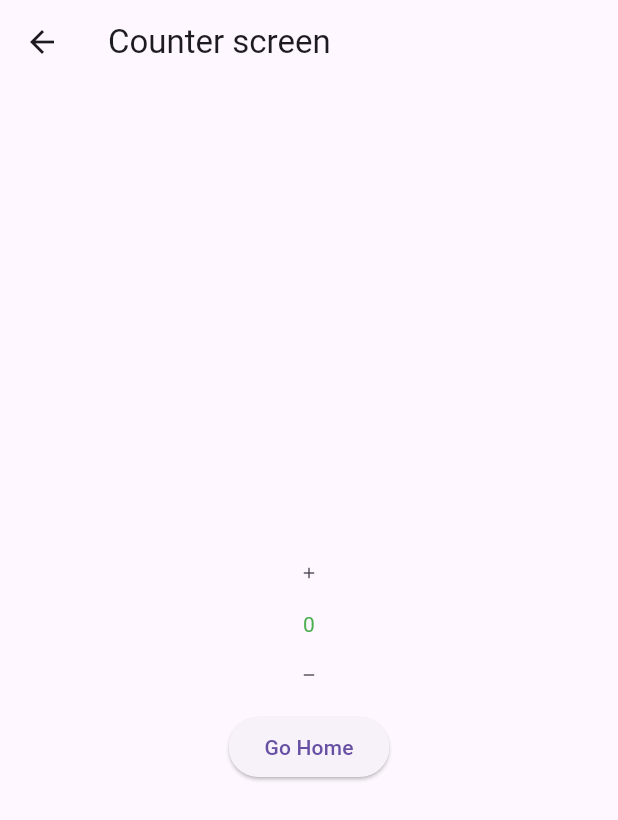
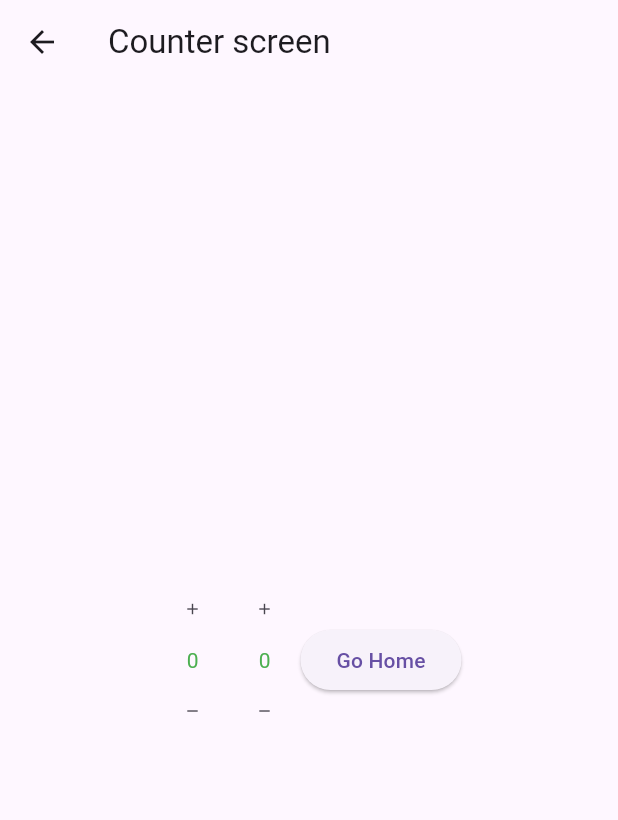
Before and after one commit to redaktorscha/flutter_test_provider_orig, a Flutter app: the CounterScreen screen opened directly, on a phone screen of 412 x 824 dp. Shown: the top 820 px of the screen. Run offline on Flutter 3.47's test engine with Material 3 defaults, Android fonts, the phone set to English and light mode, and no system bars; accounts and stored records are empty.

Commit message:
fix counter (2 counters, same model)

```diff
--- a/lib/screens/counter.dart
+++ b/lib/screens/counter.dart
@@ -12,20 +12,32 @@ class CounterScreen extends StatelessWidget {
         title: const Text('Counter screen'),
       ),
       body: Center(
-        child: Column(
+          child: Row(
+        mainAxisAlignment: MainAxisAlignment.center,
+        children: [
+          const Column(
             mainAxisAlignment: MainAxisAlignment.center,
             children: <Widget>[
-            const IncrementButton(),
-            const CounterView(),
-            const DecrementButton(),
+              IncrementButton(),
+              CounterView(),
+              DecrementButton(),
+            ],
+          ),
+          const Column(
+            mainAxisAlignment: MainAxisAlignment.center,
+            children: <Widget>[
+              IncrementButton(),
+              CounterView(),
+              DecrementButton(),
+            ],
+          ),
           ElevatedButton(
               onPressed: () {
                 Navigator.pop(context);
               },
               child: const Text('Go Home'))
         ],
-        ),
-      ),
+      )),
     );
   }
 }
```
Lines whose indentation alone changed are shown as unchanged.
